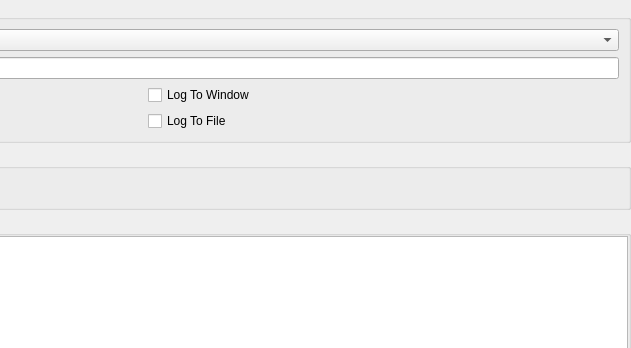
Old version of the form src/duckstation-qt/advancedsettingswidget.ui in the repository kofxi3584karlayang/duckstation; both pictures show x 342 to 973 and y 0 to 348 of the 973 by 507 pixel window.
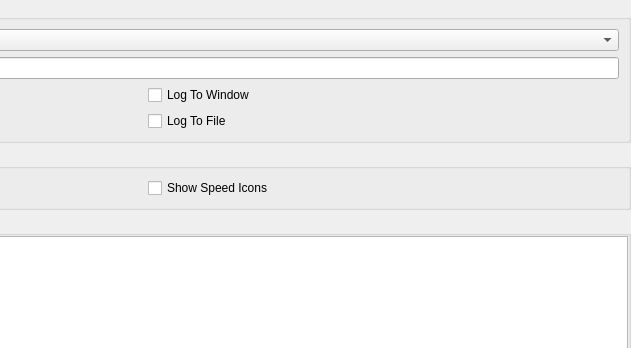
New version of the form.

The edit to the form file:
```diff
--- a/src/duckstation-qt/advancedsettingswidget.ui
+++ b/src/duckstation-qt/advancedsettingswidget.ui
@@ -104,6 +104,13 @@
         </property>
        </widget>
       </item>
+       <item row="0" column="1">
+         <widget class="QCheckBox" name="showSpeedIcons">
+           <property name="text">
+             <string>Show Speed Icons</string>
+           </property>
+         </widget>
+       </item>
      </layout>
     </widget>
    </item>
```
